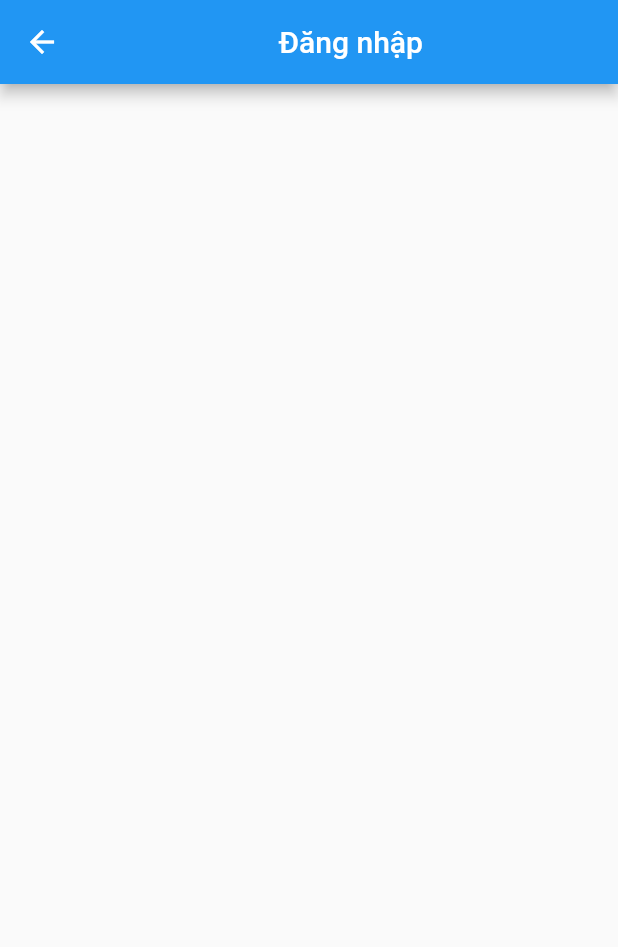
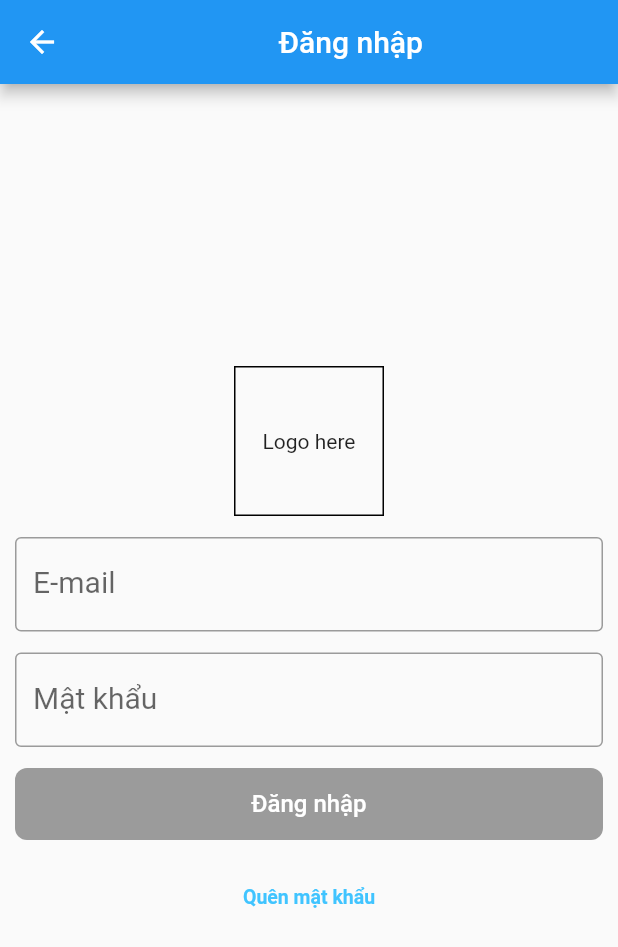
Before and after one commit to vietvmq/AttendanceSystem, a Flutter app: the LoginScreen screen opened directly, on a phone screen of 412 x 824 dp. Shown: the top 947 px of the screen. Run offline on Flutter 3.47's test engine with Material 2 defaults, Android fonts, the phone set to English and light mode, and no system bars; our stand-ins replace flutter_custom_clippers, google_fonts, photo_view, pin_input_text_field, rxdart; missing offline and left inert: qrcode.

Commit message:
make forgot view

```diff
--- a/flutter_attendance_system/lib/Login/LoginScreen.dart
+++ /dev/null
@@ -1,19 +0,0 @@
-import 'package:flutter/material.dart';
-
-class LoginScreen extends StatefulWidget {
-  @override
-  _LoginScreenState createState() => _LoginScreenState();
-}
-
-class _LoginScreenState extends State<LoginScreen> {
-  @override
-  Widget build(BuildContext context) {
-    return Scaffold(
-      appBar: AppBar(
-        title: Center(
-          child: Text('Đăng nhập'),
-        ),
-      ),
-    );
-  }
-}
--- /dev/null
+++ b/flutter_attendance_system/lib/Login/LoginView.dart
@@ -0,0 +1,71 @@
+import 'package:flutter/material.dart';
+import 'package:flutterattendancesystem/Login/LoginViewModel.dart';
+import 'package:flutterattendancesystem/Login/Widget/ButtonLogin.dart';
+import 'package:flutterattendancesystem/Login/Widget/ForgetPassword.dart';
+import 'package:scoped_model/scoped_model.dart';
+import 'package:flutterattendancesystem/Login/Widget/Email and Password Textfield.dart';
+class LoginScreen extends StatefulWidget {
+  @override
+  _LoginScreenState createState() => _LoginScreenState();
+}
+
+class _LoginScreenState extends State<LoginScreen> {
+
+  @override
+  Widget build(BuildContext context) {
+    return ScopedModel(
+      model: LoginScreenModel(),
+      child: Scaffold(
+        appBar: AppBar(
+          title: Center(
+            child: Text('Đăng nhập'),
+          ),
+        ),
+        body: ScopedModelDescendant<LoginScreenModel>(
+          builder: (context, child, model){
+            return Center(
+              child: ScrollConfiguration(
+                behavior: MyBehavior(),
+                child: ListView(
+                  shrinkWrap: true,
+                  children: <Widget>[
+                    Align(
+                      alignment: Alignment.bottomCenter,
+                      child: Container(
+                        height: 100,
+                        width: 100,
+                        margin: const EdgeInsets.only(bottom: 14, left: 10, right: 10),
+                        decoration: BoxDecoration(border: Border.all()),
+                        child: Center(child: Text('Logo here')),
+                      ),
+                    ),
+                    Padding(
+                      padding: const EdgeInsets.only(bottom: 14,left: 10, right: 10),
+                      child: EmailTextField(loginScreenModel: model,),
+                    ),
+                    Padding(
+                      padding: const EdgeInsets.only(bottom: 14,left: 10, right: 10),
+                      child: PasswordTextField(loginScreenModel: model,),
+                    ),
+                    Padding(padding: const EdgeInsets.only(bottom: 14, left: 10, right: 10),
+                    child: ButtonLogin(loginScreenModel: model,),),
+                    Padding(padding: const EdgeInsets.only(bottom: 14, left: 10, right: 10),
+                      child: ForgetPassword(),),
+                  ],
+                ),
+              ),
+            );
+          },
+        ),
+      ),
+    );
+  }
+}
+
+class MyBehavior extends ScrollBehavior {
+  @override
+  Widget buildViewportChrome(
+      BuildContext context, Widget child, AxisDirection axisDirection) {
+    return child;
+  }
+}
--- /dev/null
+++ b/flutter_attendance_system/lib/Login/Widget/ButtonLogin.dart
@@ -0,0 +1,33 @@
+import 'package:flutter/material.dart';
+import 'package:flutterattendancesystem/Login/LoginViewModel.dart';
+
+class ButtonLogin extends StatefulWidget {
+  LoginScreenModel loginScreenModel;
+
+  ButtonLogin({Key key, this.loginScreenModel}) : super(key: key);
+
+  @override
+  _ButtonLoginState createState() => _ButtonLoginState();
+}
+
+class _ButtonLoginState extends State<ButtonLogin> {
+  @override
+  Widget build(BuildContext context) {
+    return StreamBuilder<bool>(
+      stream: widget.loginScreenModel.btnStream,
+      builder: (context, snapshot) {
+        return Container(
+          height: 48,
+          width: 434,
+          child: RaisedButton(
+            color: Colors.black,
+            shape: RoundedRectangleBorder(borderRadius: BorderRadius.all(Radius.circular(8))),
+            child: Text('Đăng nhập', style: TextStyle(fontSize: 16, color: Colors.white),),
+            onPressed: snapshot.data == true ? (){
+            } : null,
+          ),
+        );
+      }
+    );
+  }
+}
--- a/flutter_attendance_system/lib/Login/Widget/Email and Password Textfield.dart
+++ b/flutter_attendance_system/lib/Login/Widget/Email and Password Textfield.dart
@@ -1,5 +1,5 @@
 import 'package:flutter/material.dart';
-import 'package:flutterattendancesystem/Login/LoginScreenModel.dart';
+import 'package:flutterattendancesystem/Login/LoginViewModel.dart';
 import 'package:scoped_model/scoped_model.dart';
 
 class EmailTextField extends StatefulWidget {
@@ -15,6 +15,22 @@ class _EmailTextFieldState extends State<EmailTextField> {
   TextEditingController emailController = new TextEditingController();
 
   @override
+  void initState() {
+    // TODO: implement initState
+    super.initState();
+    emailController.addListener((){
+      widget.loginScreenModel.emailSink.add(emailController.text);
+    });
+  }
+
+  @override
+  void dispose() {
+    // TODO: implement dispose
+    super.dispose();
+    widget.loginScreenModel.dispose();
+  }
+
+  @override
   Widget build(BuildContext context) {
     return Container(
       child: StreamBuilder<String>(
@@ -22,8 +38,66 @@ class _EmailTextFieldState extends State<EmailTextField> {
           builder: (context, snapshot) {
         return TextFormField(
           controller: emailController,
+          style: TextStyle(
+            fontSize: 20,
+            color: Colors.lightBlueAccent,
+          ),
+          keyboardType: TextInputType.emailAddress,
+          textInputAction: TextInputAction.next,
+          decoration: InputDecoration(labelText: "E-mail", border: OutlineInputBorder(), errorText: snapshot.data),
         );
       }),
     );
   }
 }
+
+
+class PasswordTextField extends StatefulWidget {
+  LoginScreenModel loginScreenModel;
+
+  PasswordTextField({Key key, this.loginScreenModel}) : super(key: key);
+
+  @override
+  _PasswordTextFieldState createState() => _PasswordTextFieldState();
+}
+
+class _PasswordTextFieldState extends State<PasswordTextField> {
+  TextEditingController passController = new TextEditingController();
+
+  @override
+  void initState() {
+    // TODO: implement initState
+    super.initState();
+    passController.addListener((){
+      widget.loginScreenModel.passSink.add(passController.text);
+    });
+  }
+
+  @override
+  void dispose() {
+    // TODO: implement dispose
+      super.dispose();
+      widget.loginScreenModel.dispose();
+  }
+
+  @override
+  Widget build(BuildContext context) {
+    return Container(
+      child: StreamBuilder<String>(
+          stream: widget.loginScreenModel.passStream,
+          builder: (context, snapshot) {
+            return TextFormField(
+              obscureText: true,
+              controller: passController,
+              style: TextStyle(
+                fontSize: 20,
+                color: Colors.lightBlueAccent,
+              ),
+              keyboardType: TextInputType.text,
+              textInputAction: TextInputAction.done,
+              decoration: InputDecoration(labelText: "Mật khẩu", border: OutlineInputBorder(), errorText: snapshot.data),
+            );
+          }),
+    );
+  }
+}
--- /dev/null
+++ b/flutter_attendance_system/lib/Login/Widget/ForgetPassword.dart
@@ -0,0 +1,15 @@
+import 'package:flutter/material.dart';
+
+class ForgetPassword extends StatefulWidget {
+  @override
+  _ForgetPasswordState createState() => _ForgetPasswordState();
+}
+
+class _ForgetPasswordState extends State<ForgetPassword> {
+  @override
+  Widget build(BuildContext context) {
+    return FlatButton(
+      child: Text('Quên mật khẩu', style: TextStyle(color: Colors.lightBlueAccent, fontSize: 13, fontWeight: FontWeight.bold),),
+    );
+  }
+}
--- a/flutter_attendance_system/lib/main.dart
+++ b/flutter_attendance_system/lib/main.dart
@@ -1,4 +1,7 @@
 import 'package:flutter/material.dart';
+import 'package:flutterattendancesystem/ForgetPassword/ForgetPasswordView.dart';
+import 'package:flutterattendancesystem/Login/LoginView.dart';
+import 'package:flutterattendancesystem/Login/Widget/ForgetPassword.dart';
 import 'View/Home/HomePage.dart';
 
 void main() => runApp(MyApp());
@@ -11,7 +14,7 @@ class MyApp extends StatelessWidget {
       theme: ThemeData(
         primarySwatch: Colors.blue,
       ),
-      home: HomePage(title: 'Attendance System'),
+      home: ForgetPasswordView(),
     );
   }
 }
--- a/flutter_attendance_system/pubspec.yaml
+++ b/flutter_attendance_system/pubspec.yaml
@@ -25,6 +25,7 @@ dependencies:
   flutter_custom_clippers: ^1.1.0
   qrcode: ^1.0.4
   photo_view: ^0.9.2
+  pin_input_text_field: ^3.0.1 #import 24/3/2020
   # The following adds the Cupertino Icons font to your application.
   # Use with the CupertinoIcons class for iOS style icons.
   cupertino_icons: ^0.1.2
```
Also changed, not shown: flutter_attendance_system/lib/ForgetPassword/ForgetPasswordView.dart (added, +55 -0 lines), flutter_attendance_system/lib/ForgetPassword/ForgetPasswordViewModel.dart (added, +84 -0 lines), flutter_attendance_system/lib/ForgetPassword/Widget/ResetPassword.dart (added, +102 -0 lines), flutter_attendance_system/lib/ForgetPassword/Widget/VertificationEmail.dart (added, +97 -0 lines), flutter_attendance_system/lib/ForgetPassword/Widget/VertificationPinCode.dart (added, +112 -0 lines), flutter_attendance_system/lib/Login/LoginViewModel.dart (renamed from flutter_attendance_system/lib/Login/LoginScreenModel.dart, +10 -4 lines), flutter_attendance_system/lib/Chart/ChartView.dart (added), flutter_attendance_system/pubspec.lock.
